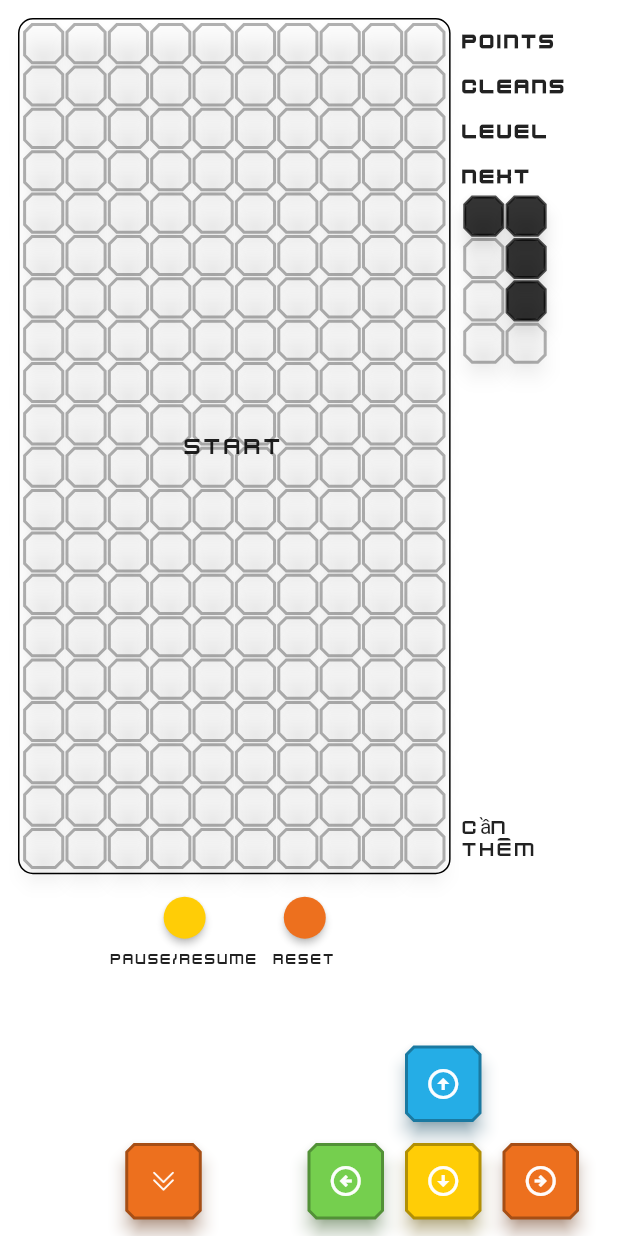
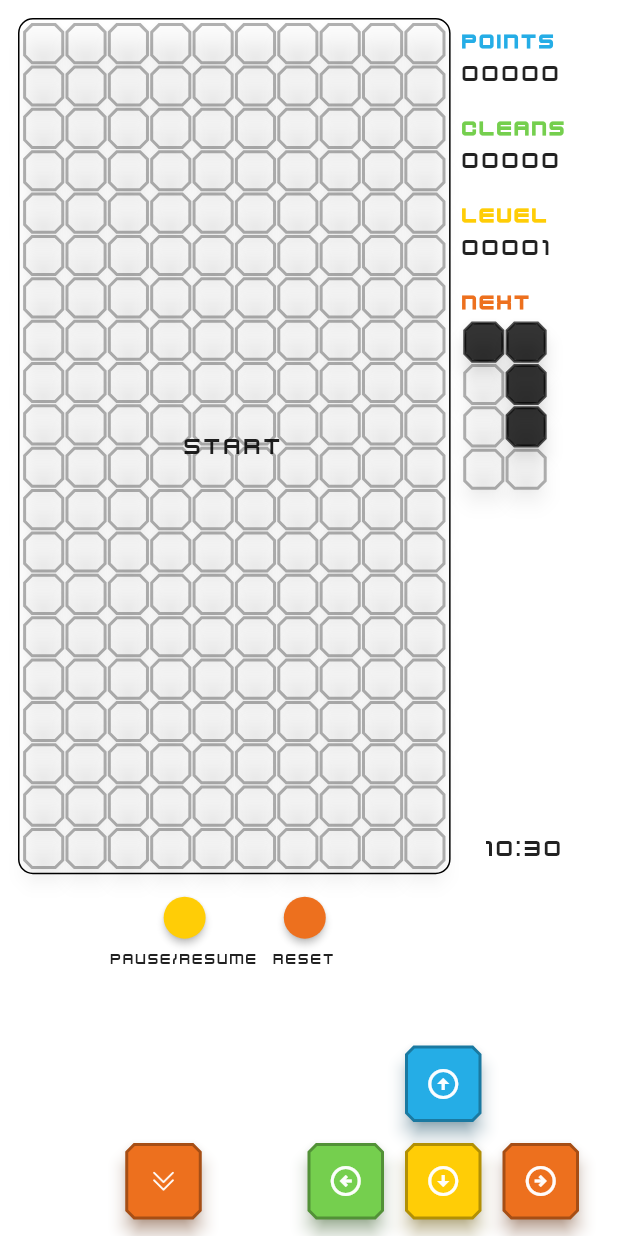
Before and after one commit to SonPham1501/GAME_TETRIS, a Flutter app: the SingleModeScreen screen opened by its route, on a phone screen of 412 x 824 dp. Run offline on Flutter 3.47's test engine with Material 2 defaults, Android fonts, the phone set to English and light mode, and no system bars; our stand-ins replace equatable, flex_color_scheme, flutter_hooks, flutter_riverpod, freezed_annotation, go_router and 5 more; missing offline and left inert: flutter_portal; accounts and stored records are empty.

Commit message:
finish app

```diff
--- a/lib/features/panel/status_panel.dart
+++ b/lib/features/panel/status_panel.dart
@@ -16,19 +16,19 @@ class StatusPanel extends StatelessWidget {
       child: Column(
         crossAxisAlignment: CrossAxisAlignment.start,
         children: <Widget>[
-          const Text('Points',style: TextStyle(fontWeight: FontWeight.bold)),
+          const Text('Points',style: TextStyle(fontWeight: FontWeight.bold, color: Color(0xFF25ADE6))),
           const SizedBox(height: 4),
-          // Number(number: GameState.of(context).points),
-          const SizedBox(height: 10),
-          const Text('Cleans', style: TextStyle(fontWeight: FontWeight.bold)),
+          Number(number: GameState.of(context).points),
+          const SizedBox(height: 20),
+          const Text('Cleans', style: TextStyle(fontWeight: FontWeight.bold, color: Color(0xFF75CF4E))),
           const SizedBox(height: 4),
-          // Number(number: GameState.of(context).cleared),
-          const SizedBox(height: 10),
-          const Text('Level', style: TextStyle(fontWeight: FontWeight.bold)),
+          Number(number: GameState.of(context).cleared),
+          const SizedBox(height: 20),
+          const Text('Level', style: TextStyle(fontWeight: FontWeight.bold, color: Color(0xFFFFCD06))),
           const SizedBox(height: 4),
-          // Number(number: GameState.of(context).level),
-          const SizedBox(height: 10),
-          const Text('Next', style: TextStyle(fontWeight: FontWeight.bold)),
+          Number(number: GameState.of(context).level),
+          const SizedBox(height: 20),
+          const Text('Next', style: TextStyle(fontWeight: FontWeight.bold, color: Color(0xFFED701E))),
           const SizedBox(height: 4),
           _NextBlock(),
           const Spacer(),
@@ -99,16 +99,71 @@ class _GameStatusState extends State<_GameStatus> {
   @override
   Widget build(BuildContext context) {
     return Row(
-      children: const <Widget>[
-        Expanded(child: Text('Cần thêm'))
-        // IconSound(enable: GameState.of(context).muted),
-        // const SizedBox(width: 4),
-        // IconPause(enable: GameState.of(context).states == GameStates.paused),
-        // const Spacer(),
-        // Number(number: _hour, length: 2, padWithZero: true),
-        // IconColon(enable: _colonEnable),
-        // Number(number: _minute, length: 2, padWithZero: true),
+      mainAxisAlignment: MainAxisAlignment.center,
+      children: <Widget>[
+        Number(number: _hour, length: 2, padWithZero: true),
+        Text(
+          ':',
+          style: Theme.of(context).textTheme.bodyText2!.copyWith(fontSize: 16),
+        ),
+        Number(number: _minute, length: 2, padWithZero: true),
       ],
     );
   }
 }
+
+class Number extends StatelessWidget {
+  final int length;
+
+  ///the number to show
+  ///could be null
+  final int number;
+
+  final bool padWithZero;
+
+  const Number({
+    Key? key,
+    this.length = 5,
+    required this.number,
+    this.padWithZero = false,
+  }) : super(key: key);
+
+  @override
+  Widget build(BuildContext context) {
+    String digitalStr = number.toString();
+    if (digitalStr.length > length) {
+      digitalStr = digitalStr.substring(digitalStr.length - length);
+    }
+    digitalStr = digitalStr.padLeft(length, padWithZero ? "0" : " ");
+    List<Widget> children = [];
+    for (int i = 0; i < length; i++) {
+      children.add(Digital(int.tryParse(digitalStr[i]) ?? 0));
+    }
+    return Row(
+      mainAxisSize: MainAxisSize.min,
+      children: children,
+    );
+  }
+}
+
+/// a single digital
+class Digital extends StatelessWidget {
+  ///number 0 - 9
+  ///or null indicate it is invalid
+  final int digital;
+
+  final Size size;
+
+  const Digital(this.digital, {Key? key, this.size = const Size(10, 17)})
+      : assert((digital <= 9 && digital >= 0)),
+        super(key: key);
+
+  @override
+  Widget build(BuildContext context) {
+    return Text(
+      digital.toString(),
+      style: Theme.of(context).textTheme.bodyText2!.copyWith(fontSize: 16),
+    );
+  }
+
+}
--- a/lib/features/single_mode/screens/single_mode_screen.dart
+++ b/lib/features/single_mode/screens/single_mode_screen.dart
@@ -3,12 +3,13 @@ import 'package:game_tetris/features/panel/controller.dart';
 import 'package:game_tetris/features/panel/screen.dart';
 import 'package:game_tetris/widgets/gamer/gamer.dart';
 import 'package:go_router/go_router.dart';
+import 'package:hooks_riverpod/hooks_riverpod.dart';
 
-class SingleModeScreen extends StatelessWidget {
+class SingleModeScreen extends ConsumerWidget {
   const SingleModeScreen({ Key? key }) : super(key: key);
 
   @override
-  Widget build(BuildContext context) {
+  Widget build(BuildContext context, WidgetRef ref) {
     final size = MediaQuery.of(context).size;
     final screenW = size.width;
     return WillPopScope(
@@ -17,6 +18,7 @@ class SingleModeScreen extends StatelessWidget {
         return false;
       },
       child: Game(
+        ref: ref,
         child: Scaffold(
           body: SafeArea(
             child: Padding(
--- a/lib/widgets/gamer/gamer.dart
+++ b/lib/widgets/gamer/gamer.dart
@@ -4,6 +4,8 @@ import 'dart:async';
 
 import 'package:flutter/foundation.dart';
 import 'package:flutter/material.dart';
+import 'package:flutter_riverpod/flutter_riverpod.dart';
+import 'package:game_tetris/material/audios/button_audio_controller.dart';
 import 'package:game_tetris/widgets/gamer/block.dart';
 
 ///the height of game pad
@@ -25,8 +27,9 @@ enum GameStates {
 
 class Game extends StatefulWidget {
   final Widget child;
+  final WidgetRef ref;
 
-  const Game({Key? key, required this.child}) : super(key: key);
+  const Game({Key? key, required this.child, required this.ref}) : super(key: key);
 
   @override
   State<StatefulWidget> createState() {
@@ -57,6 +60,8 @@ const _SPEED = [
 ];
 
 class GameControl extends State<Game> with RouteAware {
+  late final buttonAudioController = widget.ref.read(buttonAudioControllerProvider);
+
   GameControl() {
     //inflate game pad data
     for (int i = 0; i < GAME_PAD_MATRIX_H; i++) {
@@ -114,6 +119,7 @@ class GameControl extends State<Game> with RouteAware {
       if (next != null && next.isValidInMatrix(_data)) {
         _current = next;
         // _sound.rotate();
+        buttonAudioController.rotate();
       }
     }
     setState(() {});
@@ -127,6 +133,7 @@ class GameControl extends State<Game> with RouteAware {
       if (next != null && next.isValidInMatrix(_data)) {
         _current = next;
         // _sound.move();
+        buttonAudioController.move();
       }
     }
     setState(() {});
@@ -140,6 +147,7 @@ class GameControl extends State<Game> with RouteAware {
       if (next != null && next.isValidInMatrix(_data)) {
         _current = next;
         // _sound.move();
+        buttonAudioController.move();
       }
     }
     setState(() {});
@@ -155,7 +163,7 @@ class GameControl extends State<Game> with RouteAware {
           setState(() {});
           await Future.delayed(const Duration(milliseconds: 100));
           _mixCurrentIntoData(mixSound: () {});
-          // _mixCurrentIntoData(mixSound: _sound.fall);
+          _mixCurrentIntoData(mixSound: buttonAudioController.fall);
           break;
         }
       }
@@ -172,6 +180,7 @@ class GameControl extends State<Game> with RouteAware {
         _current = next;
         if (enableSounds) {
           // _sound.move();
+          buttonAudioController.move();
         }
       } else {
         _mixCurrentIntoData();
@@ -202,7 +211,7 @@ class GameControl extends State<Game> with RouteAware {
     if (clearLines.isNotEmpty) {
       setState(() => _states = GameStates.clear);
 
-      // _sound.clear();
+      buttonAudioController.clear();
 
       for (int count = 0; count < 5; count++) {
         for (var line in clearLines) {
@@ -299,6 +308,7 @@ class GameControl extends State<Game> with RouteAware {
       return;
     }
     // _sound.start();
+    buttonAudioController.start();
     _states = GameStates.reset;
     () async {
       int line = GAME_PAD_MATRIX_H;
```
